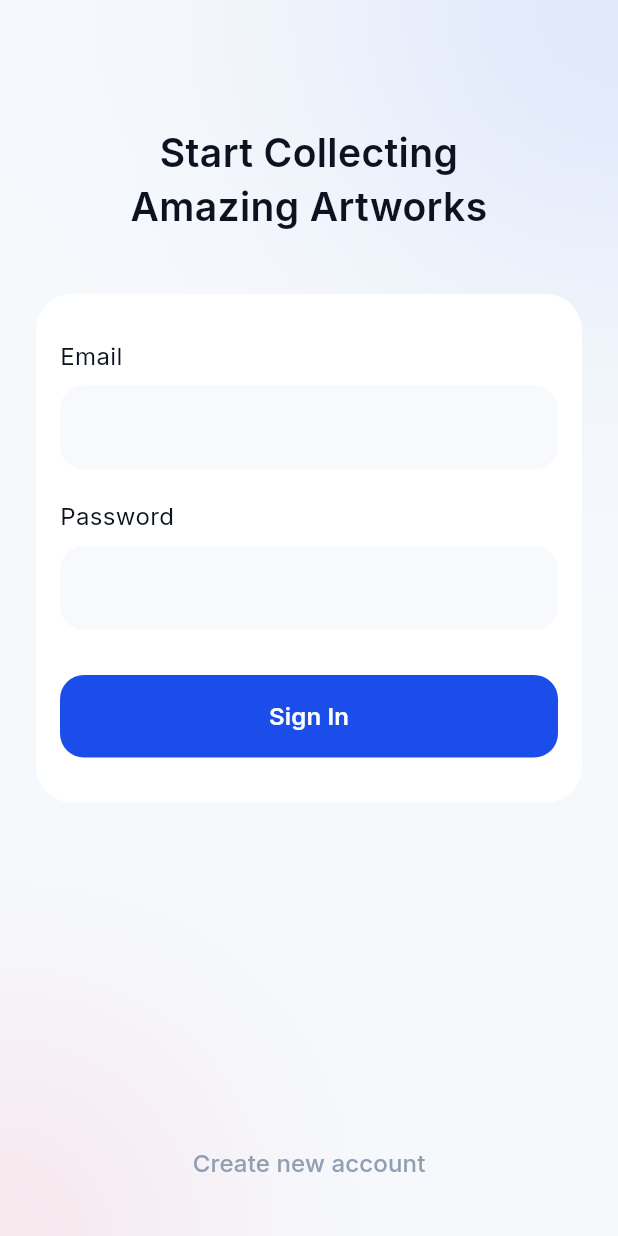
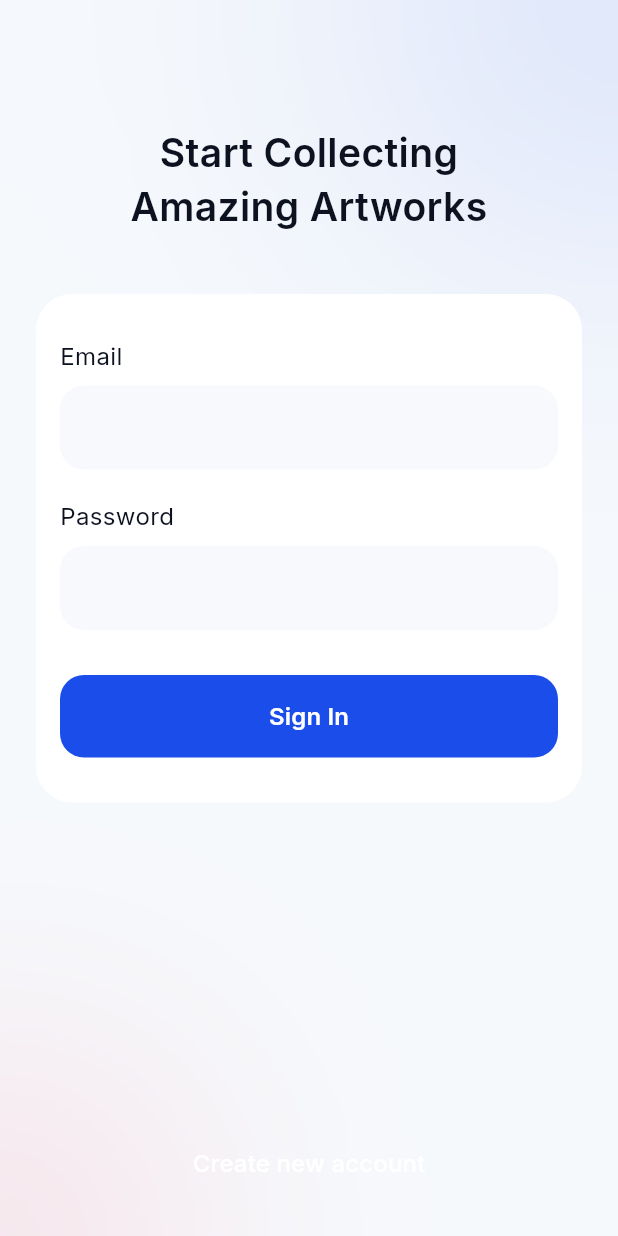
Before and after one commit to rezakamaluddin/slicing, a Flutter app: the screen it shows after launch, after a tap on "Getting Started", after a tap on "Sign In to My Account", on a phone screen of 412 x 824 dp. Run offline on Flutter 3.47's test engine with Material 3 defaults, Android fonts, the phone set to English and light mode, and no system bars; our stand-ins replace flutter_svg, gap, google_fonts; network calls fail.

Commit message:
Update sign_in_page.dart

```diff
--- a/lib/presentation/pages/sign_in_page.dart
+++ b/lib/presentation/pages/sign_in_page.dart
@@ -30,7 +30,7 @@ class SignInPage extends StatelessWidget {
                 child: Text(
                   'Create new account',
                   style: GoogleFonts.inter(
-                      color: const Color(0xFF909FB4), fontSize: 16),
+                      color: const Color(0xFFFFFFFF), fontSize: 16),
                 ),
               )
             ]),
```
